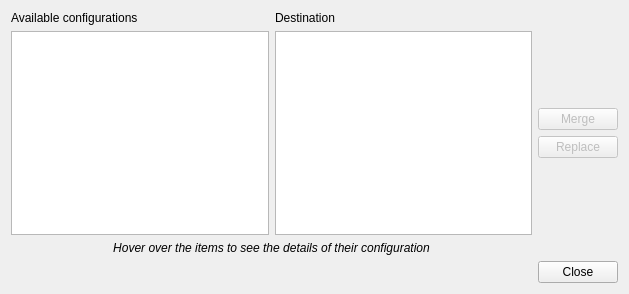
Before: the Qt Designer form UI/DlgMergeConfigurations.ui in Folco68/Folco, drawn with Qt 5.
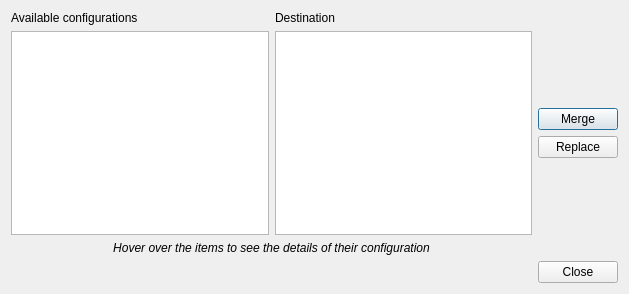
After: the same form once the commit is applied.

Commit message: - DlgMergeConfigurations: don't allow to merge two identical Configurations - Don't rely anymore on UI designer to enable/disable buttons by default

What changed in the file:
```diff
--- a/UI/DlgMergeConfigurations.ui
+++ b/UI/DlgMergeConfigurations.ui
@@ -98,9 +98,6 @@
        </item>
        <item>
         <widget class="QPushButton" name="ButtonMerge">
-         <property name="enabled">
-          <bool>false</bool>
-         </property>
          <property name="text">
           <string>Merge</string>
          </property>
@@ -108,9 +105,6 @@
        </item>
        <item>
         <widget class="QPushButton" name="ButtonReplace">
-         <property name="enabled">
-          <bool>false</bool>
-         </property>
          <property name="text">
           <string>Replace</string>
          </property>
```
The commit also changes 1 other file.
